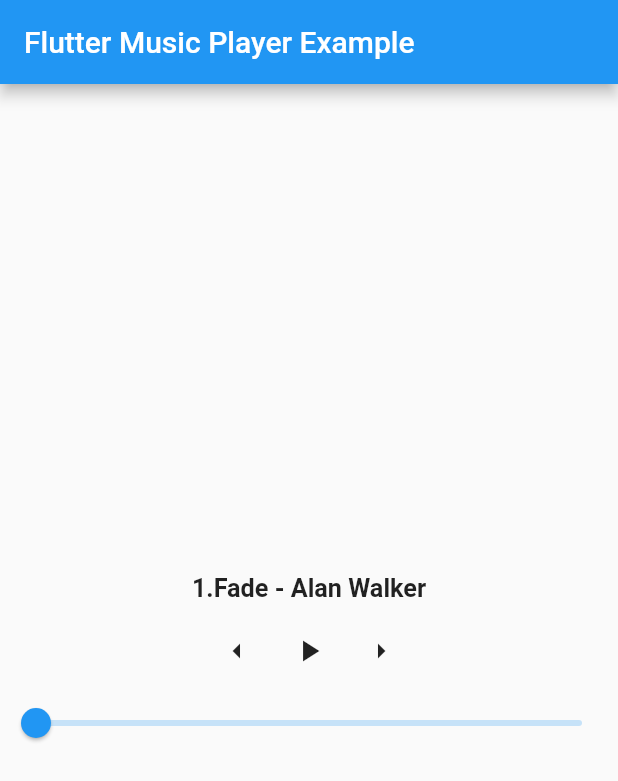
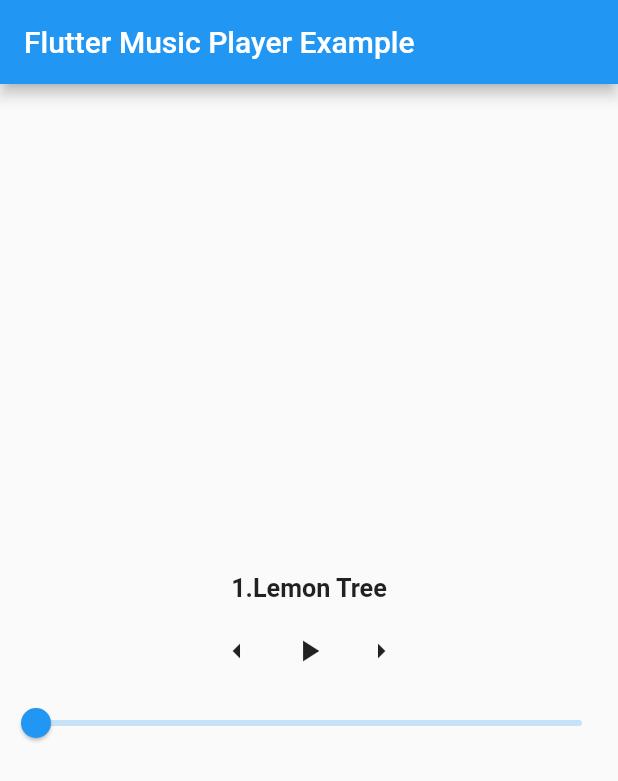
Before and after one commit to chenyuantao/flutter_music_player, a Flutter app: the screen it shows after launch, on a phone screen of 412 x 824 dp. Shown: the top 781 px of the screen. Run offline on Flutter 3.47's test engine with Material 2 defaults, Android fonts, the phone set to English and light mode, and no system bars; statements that could not run were skipped.

```diff
--- a/example/lib/main.dart
+++ b/example/lib/main.dart
@@ -4,21 +4,9 @@ import 'package:flutter_music_player/flutter_music_player.dart';
 void main() => runApp(new MyApp());
 
 const musics = [
-  {
-    'url':
-        'http://fs.open.kugou.com/fb85aeca2a4a841b50a1108ef390ff59/5b7a658b/G093/M01/0C/08/nQ0DAFiOyGiAJXFkADpFudDpIqU734.mp3',
-    'name': '1.Fade - Alan Walker'
-  },
-  {
-    'url':
-        'http://fs.open.kugou.com/7168732cb3b98c86a85d942f0c9e7a84/5b7a6756/G067/M0A/0B/1B/44YBAFejRSKAMHi9ADw_2LCAxko000.mp3',
-    'name': '2.Fade Again - Jiaye'
-  },
-  {
-    'url':
-        'http://fs.open.kugou.com/28cba8533f3e2f279f827a204bd32c10/5b7a67ad/G067/M06/06/09/gw0DAFe4XJCAaxIDADAYAiNTIDA273.mp3',
-    'name': '3.Life - Tobu'
-  },
+  {'url': 'https://bit.ly/2MrpveT', 'name': '1.Lemon Tree'},
+  {'url': 'https://bit.ly/2N9hoja', 'name': '2.Hello, Hello, How Are You?'},
+  {'url': 'https://bit.ly/2BArnwC', 'name': '3.Relaxing Pregnancy'},
 ];
 
 class MyApp extends StatefulWidget {
@@ -62,12 +50,14 @@ class _MyAppState extends State<MyApp> {
           print('onEnded');
           onNextPressed();
         });
-    player.onTimeUpdate = (p, bufferPercent, d) =>
+    player.onTimeUpdate = (p, d) =>
         !isDragging &&
         this.setState(() {
           position = p > d ? d : p;
           duration = d;
         });
+    player.onBufferUpdate =
+        (bufferPercent) => print('onBufferUpdate:' + bufferPercent.toString());
     player.start(musics[currentPlaying]['url']);
   }
 
--- a/lib/flutter_music_player.dart
+++ b/lib/flutter_music_player.dart
@@ -4,8 +4,9 @@ import 'dart:convert';
 import 'package:flutter/services.dart';
 
 typedef void VoidCallback();
-typedef void TimeCallback(double position, int bufferPercent, double duration);
+typedef void TimeCallback(double position, double duration);
 typedef void ErrorCallback(String message);
+typedef void BufferCallback(int bufferPercent);
 
 class FlutterMusicPlayer {
   static const MethodChannel _channel =
@@ -17,6 +18,7 @@ class FlutterMusicPlayer {
   VoidCallback onPause;
   VoidCallback onStop;
   VoidCallback onEnded;
+  BufferCallback onBufferUpdate;
   TimeCallback onTimeUpdate;
   ErrorCallback onError;
 
@@ -45,9 +47,10 @@ class FlutterMusicPlayer {
         break;
       case 'onTimeUpdate':
         Map<String, dynamic> map = jsonDecode(call.arguments);
-        onTimeUpdate != null &&
-            onTimeUpdate(
-                map['position'], map['bufferPercent'], map['duration']);
+        onTimeUpdate != null && onTimeUpdate(map['position'], map['duration']);
+        break;
+      case 'onBufferUpdate':
+        onBufferUpdate != null && onBufferUpdate(call.arguments);
         break;
       case 'onError':
         onCanPlay != null && onError(call.arguments);
```
Also changed, not shown: 13 other files.
